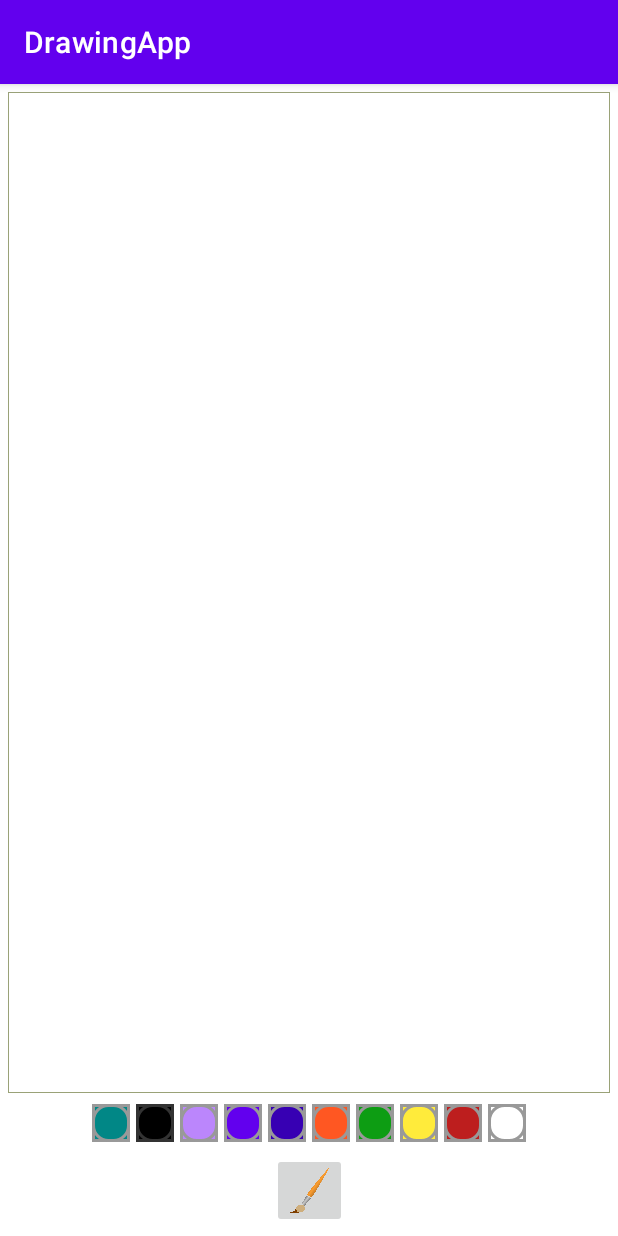
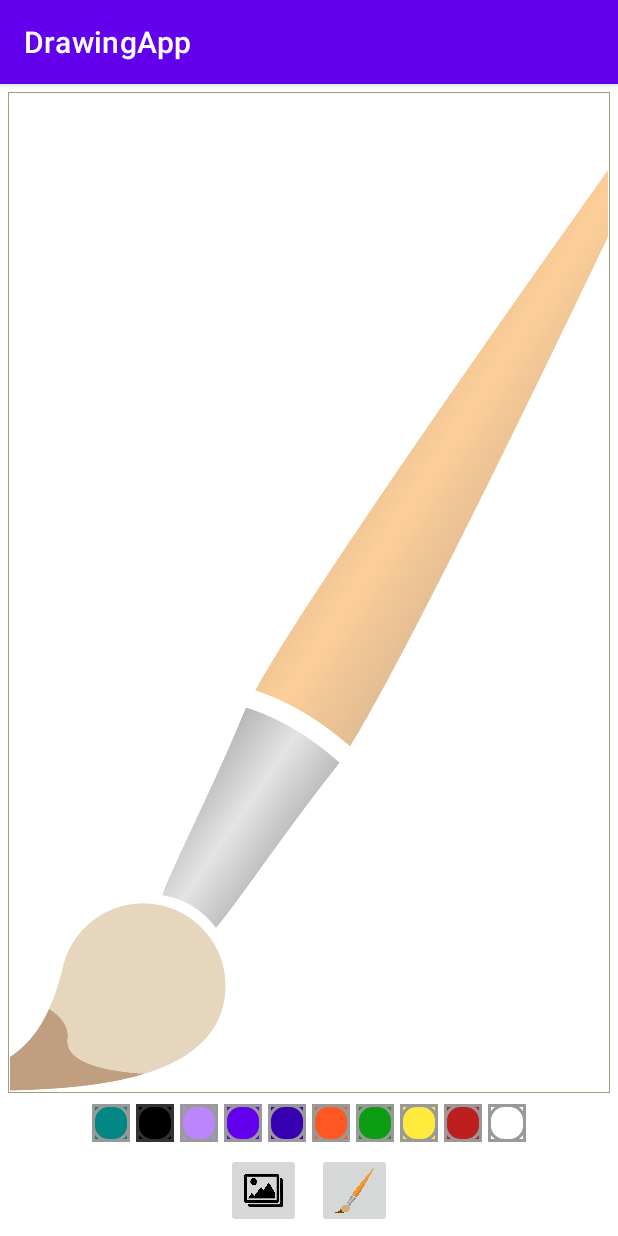
Before and after one commit to ugfduhf/DrawingApp, an Android app: the screen it shows after launch (MainActivity), on a phone screen of 412 x 824 dp. Run offline under Robolectric (Android 15) with nearby library versions, the phone set to English and light mode, and no system bars.

Commit message:
gallery selected

```diff
--- a/app/src/main/res/layout/activity_main.xml
+++ b/app/src/main/res/layout/activity_main.xml
@@ -7,26 +7,45 @@
     android:orientation="vertical"
     tools:context=".MainActivity">
 
-    <com.example.drawingapp.DrawingView
-        android:id="@+id/drawing_view"
+    <FrameLayout
+        android:id="@+id/frame_drawing_view_container"
         android:layout_width="0dp"
         android:layout_height="0dp"
         android:layout_margin="5dp"
+        android:padding="1dp"
         android:background="@drawable/background_drawing_view_layout"
         app:layout_constraintBottom_toTopOf="@id/ll_paint_colors"
         app:layout_constraintLeft_toLeftOf="parent"
         app:layout_constraintRight_toRightOf="parent"
-        app:layout_constraintTop_toTopOf="parent"
-         />
+        app:layout_constraintTop_toTopOf="parent">
+
+        <ImageView
+            android:id="@+id/iv_background"
+        android:layout_width="match_parent"
+        android:layout_height="match_parent"
+            android:scaleType="centerCrop"
+            android:src="@drawable/brush"
+            />
+        <com.example.drawingapp.DrawingView
+            android:id="@+id/drawing_view"
+            android:layout_width="match_parent"
+            android:layout_height="match_parent"
+            android:background="#80FFFFFF"
+
+            />
+    </FrameLayout>
+
+
+
     <LinearLayout
         android:id="@+id/ll_paint_colors"
         android:layout_width="wrap_content"
         android:layout_height="wrap_content"
         android:orientation="horizontal"
-        app:layout_constraintBottom_toTopOf="@+id/ib_brush_men"
+        app:layout_constraintBottom_toTopOf="@+id/ll_action_button"
         app:layout_constraintRight_toRightOf="parent"
         app:layout_constraintLeft_toLeftOf="parent"
-        app:layout_constraintTop_toBottomOf="@id/drawing_view"
+        app:layout_constraintTop_toBottomOf="@id/frame_drawing_view_container"
         >
         <ImageButton
 
@@ -132,18 +151,39 @@
 
     </LinearLayout>
 
-    <ImageButton
-        android:id="@+id/ib_brush_men"
-        android:layout_width="50dp"
-        android:layout_height="50dp"
-        android:layout_margin="5dp"
-        android:src="@drawable/brush"
-        android:scaleType="fitXY"
+    <LinearLayout
+        android:id="@+id/ll_action_button"
+        android:layout_width="match_parent"
+        android:layout_height="wrap_content"
+        android:gravity="center"
+        android:orientation="horizontal"
         app:layout_constraintTop_toBottomOf="@id/ll_paint_colors"
         app:layout_constraintBottom_toBottomOf="parent"
         app:layout_constraintEnd_toEndOf="parent"
         app:layout_constraintStart_toStartOf="parent"
-        />
+        >
+        <ImageButton
+            android:id="@+id/ib_gallery_men"
+            android:layout_width="50dp"
+            android:layout_height="50dp"
+            android:layout_margin="5dp"
+            android:src="@drawable/gallery"
+            android:scaleType="fitXY"
+
+            />
+
+        <ImageButton
+            android:id="@+id/ib_brush_men"
+            android:layout_width="50dp"
+            android:layout_height="50dp"
+            android:layout_margin="5dp"
+            android:src="@drawable/brush"
+            android:scaleType="fitXY"
+
+            />
+    </LinearLayout>
+
+
 
 
 </androidx.constraintlayout.widget.ConstraintLayout>
```
Also changed, not shown: app/src/main/res/drawable/gallery.png (added).
